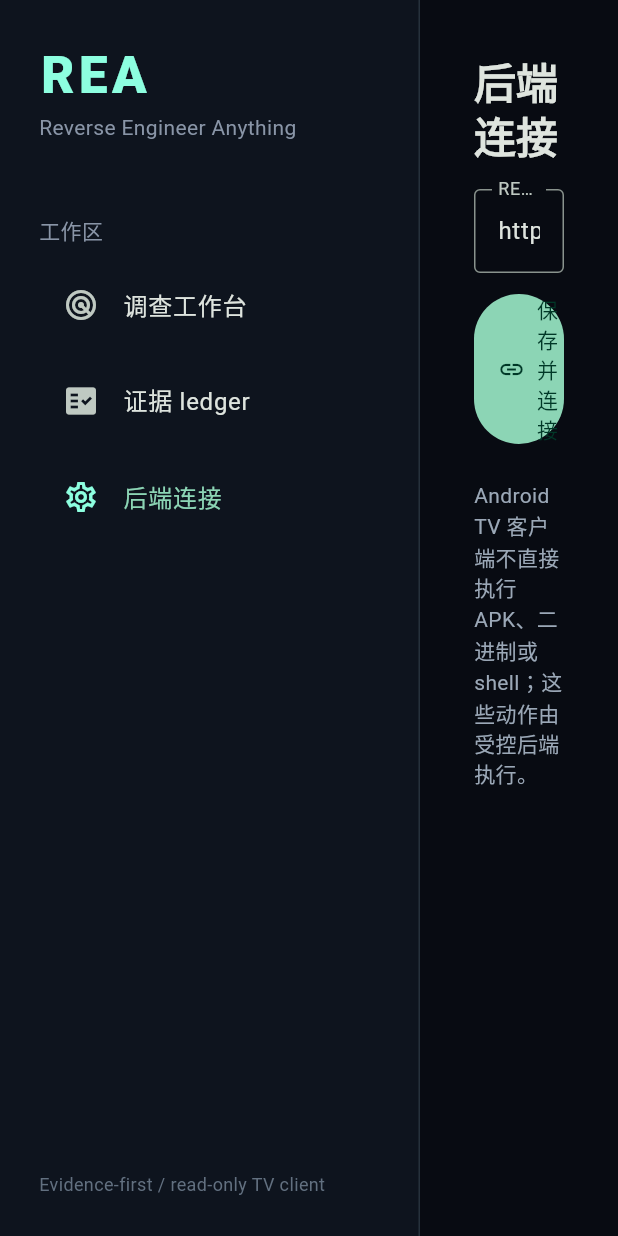
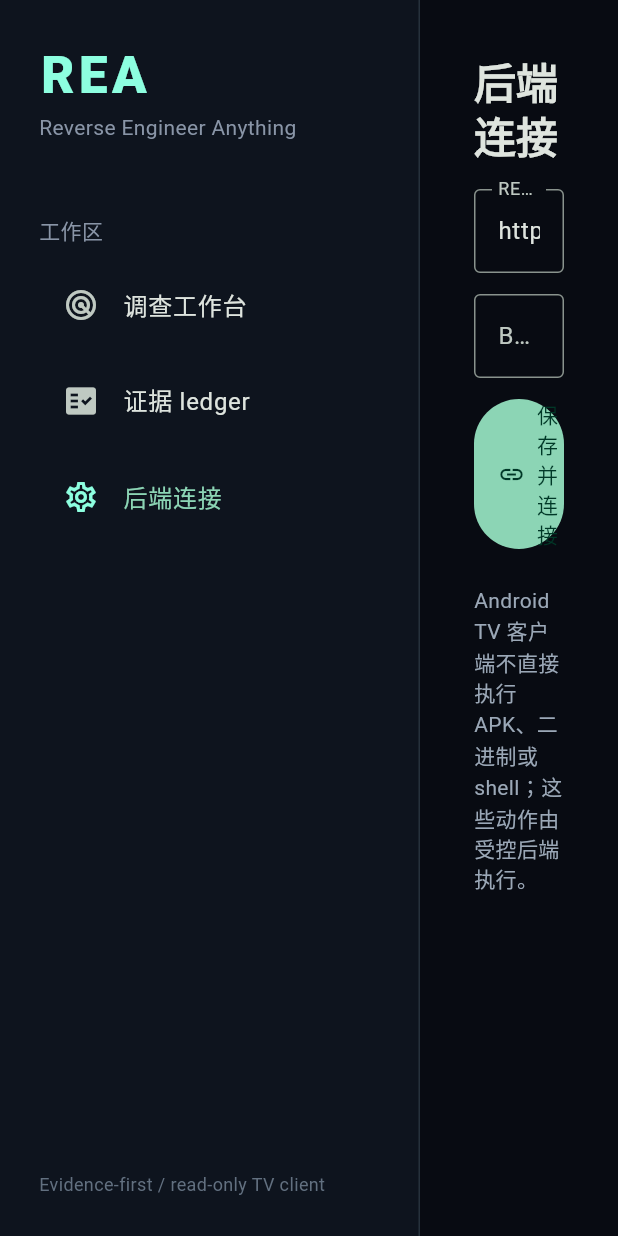
Before and after one commit to preauthn1/rea-tv, a Flutter app: the screen it shows after launch, after a tap on "证据 ledger", after a tap on "后端连接", after a tap on "保存并连接", on a phone screen of 412 x 824 dp. Run offline on Flutter 3.47's test engine with Material 3 defaults, Android fonts, the phone set to English and light mode, and no system bars; our stand-ins replace flutter_secure_storage, shared_preferences; network calls fail.

Commit message:
feat: secure backend token storage and auth headers

```diff
--- a/lib/main.dart
+++ b/lib/main.dart
@@ -4,6 +4,7 @@ import 'package:flutter/material.dart';
 import 'package:flutter/services.dart';
 import 'package:http/http.dart' as http;
 import 'package:shared_preferences/shared_preferences.dart';
+import 'package:flutter_secure_storage/flutter_secure_storage.dart';
 
 void main() => runApp(const ReaTvApp());
 
@@ -111,11 +112,13 @@ const operationParameterHelp = <String, String>{
 };
 
 class ReaBackend {
-  ReaBackend(this.baseUrl);
+  ReaBackend(this.baseUrl, {this.token = ''});
   final String baseUrl;
+  final String token;
+  Map<String, String> get _headers => token.trim().isEmpty ? const {} : {'authorization': 'Bearer ${token.trim()}'};
   Uri _uri(String path, [Map<String, String>? query]) => Uri.parse('$baseUrl/${path.replaceFirst(RegExp(r'^/+'), '')}').replace(queryParameters: query);
   Future<Map<String, List<String>>> capabilities() async {
-    final r = await http.get(_uri('/api/capabilities'));
+    final r = await http.get(_uri('/api/capabilities'), headers: _headers);
     _check(r);
     final data = jsonDecode(r.body);
     final result = <String, List<String>>{};
@@ -129,18 +132,18 @@ class ReaBackend {
     return result;
   }
   Future<List<EvidenceRecord>> evidence() async {
-    final r = await http.get(_uri('/api/evidence', {'limit': '50'}));
+    final r = await http.get(_uri('/api/evidence', {'limit': '50'}), headers: _headers);
     _check(r);
     final data = jsonDecode(r.body) as List;
     return data.map((x) => EvidenceRecord.fromJson(x as Map<String, dynamic>)).toList();
   }
   Future<AnalysisJob> submit(String operation, String target, Map<String, dynamic> parameters) async {
-    final r = await http.post(_uri('/api/analyses'), headers: {'content-type': 'application/json'}, body: jsonEncode({'operation': operation, 'target': target, 'parameters': parameters}));
+    final r = await http.post(_uri('/api/analyses'), headers: {..._headers, 'content-type': 'application/json'}, body: jsonEncode({'operation': operation, 'target': target, 'parameters': parameters}));
     _check(r);
     return AnalysisJob.fromJson(jsonDecode(r.body) as Map<String, dynamic>);
   }
   Future<AnalysisJob> job(String id) async {
-    final r = await http.get(_uri('/api/analyses/$id'));
+    final r = await http.get(_uri('/api/analyses/$id'), headers: _headers);
     _check(r);
     return AnalysisJob.fromJson(jsonDecode(r.body) as Map<String, dynamic>);
   }
@@ -170,7 +173,9 @@ class ReaHomePage extends StatefulWidget {
 }
 
 class _ReaHomePageState extends State<ReaHomePage> {
+  static const _secureStorage = FlutterSecureStorage();
   final _backendCtrl = TextEditingController(text: 'http://192.0.2.2:8787');
+  final _tokenCtrl = TextEditingController();
   final _targetCtrl = TextEditingController();
   final _parametersCtrl = TextEditingController(text: '{}');
   final _scopeFocus = FocusNode();
@@ -187,9 +192,9 @@ class _ReaHomePageState extends State<ReaHomePage> {
   int tab = 0;
 
   @override void initState() { super.initState(); _loadBackend(); }
-  @override void dispose() { _jobPoller?.cancel(); _backendCtrl.dispose(); _targetCtrl.dispose(); _parametersCtrl.dispose(); _scopeFocus.dispose(); _targetFocus.dispose(); super.dispose(); }
-  Future<void> _loadBackend() async { final p = await SharedPreferences.getInstance(); final v = p.getString('rea_backend'); if (v != null) _backendCtrl.text = v; }
-  ReaBackend get _api => ReaBackend(_backendCtrl.text.trim());
+  @override void dispose() { _jobPoller?.cancel(); _backendCtrl.dispose(); _tokenCtrl.dispose(); _targetCtrl.dispose(); _parametersCtrl.dispose(); _scopeFocus.dispose(); _targetFocus.dispose(); super.dispose(); }
+  Future<void> _loadBackend() async { final p = await SharedPreferences.getInstance(); final v = p.getString('rea_backend'); final token = await _secureStorage.read(key: 'rea_backend_token'); if (v != null) _backendCtrl.text = v; if (token != null) _tokenCtrl.text = token; }
+  ReaBackend get _api => ReaBackend(_backendCtrl.text.trim(), token: _tokenCtrl.text);
   Future<void> _refresh() async {
     setState(() { loading = true; error = null; });
     try {
@@ -235,7 +240,7 @@ class _ReaHomePageState extends State<ReaHomePage> {
     if (decoded is! Map<String, dynamic>) throw const FormatException('参数必须是 JSON 对象');
     return decoded;
   }
-  Future<void> _saveBackend() async { final p = await SharedPreferences.getInstance(); await p.setString('rea_backend', _backendCtrl.text.trim()); await _refresh(); }
+  Future<void> _saveBackend() async { final p = await SharedPreferences.getInstance(); await p.setString('rea_backend', _backendCtrl.text.trim()); await _secureStorage.write(key: 'rea_backend_token', value: _tokenCtrl.text); await _refresh(); }
   Future<void> _run() async { if (_targetCtrl.text.trim().isEmpty) { setState(() => error = '先输入目标路径或后端可见的目标标识。'); return; } setState(() { loading = true; error = null; }); try { final job = await _api.submit(selectedOperation, _targetCtrl.text.trim(), _parameters()); _watchJob(job); await _refresh(); } catch (e) { setState(() => error = '$e'); } finally { if (mounted) setState(() => loading = false); } }
 
   @override
@@ -354,6 +359,15 @@ class _ReaHomePageState extends State<ReaHomePage> {
               ),
             ),
             const SizedBox(height: 14),
+            SizedBox(
+              width: 680,
+              child: TextField(
+                controller: _tokenCtrl,
+                obscureText: true,
+                decoration: const InputDecoration(labelText: 'Bearer Token（可选）', hintText: '仅发送到配置的 backend', border: OutlineInputBorder()),
+              ),
+            ),
+            const SizedBox(height: 14),
             FilledButton.icon(onPressed: _saveBackend, icon: const Icon(Icons.link), label: const Text('保存并连接')),
             const SizedBox(height: 24),
             const Text('Android TV 客户端不直接执行 APK、二进制或 shell；这些动作由受控后端执行。', style: TextStyle(color: Color(0xff9ba8b7))),
--- a/pubspec.yaml
+++ b/pubspec.yaml
@@ -12,6 +12,7 @@ dependencies:
     sdk: flutter
   http: ^1.2.2
   shared_preferences: ^2.5.3
+  flutter_secure_storage: ^10.0.0
 
 dev_dependencies:
   flutter_test:
```
Also changed, not shown: pubspec.lock, 1 other file.
